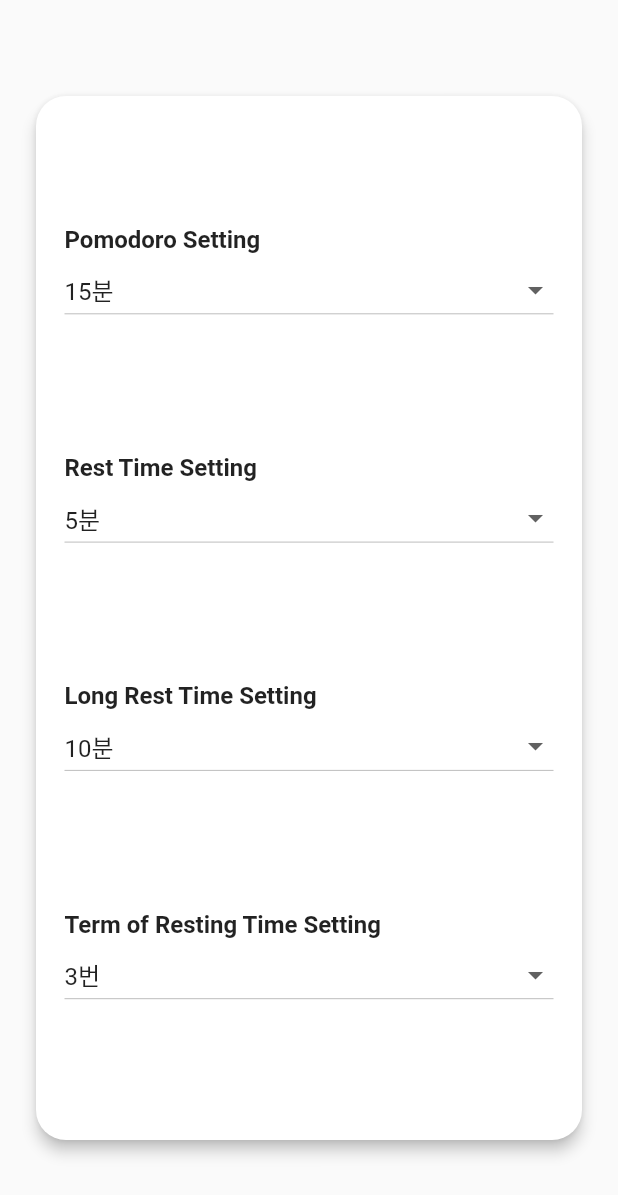
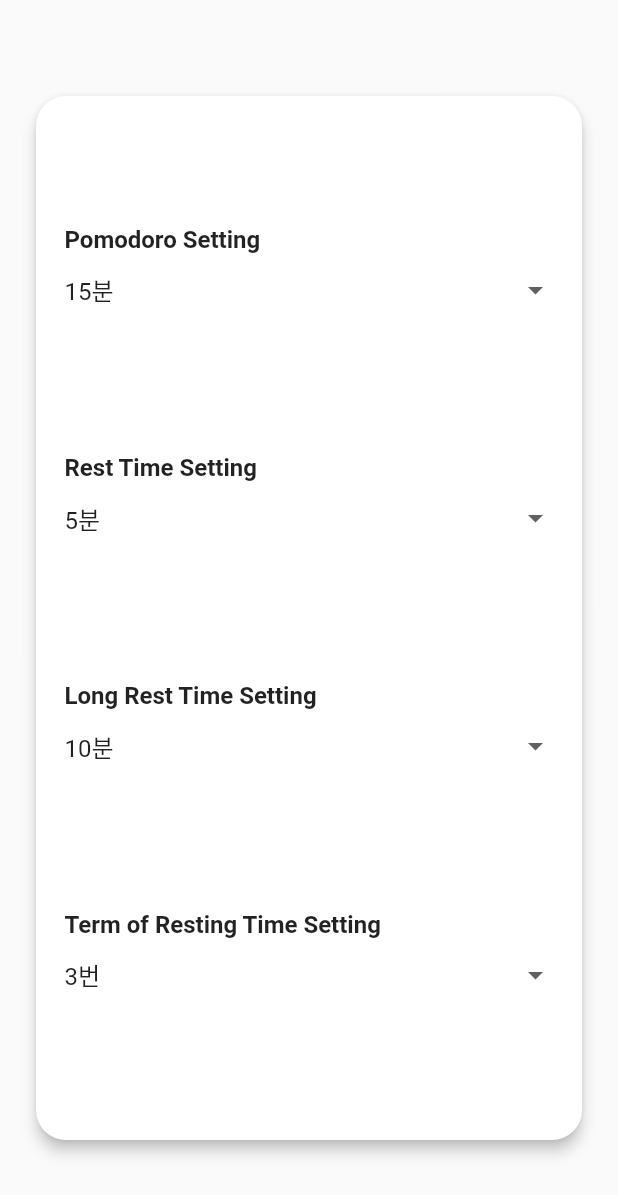
Before and after one commit to Yummy-sk/Take-a-note, a Flutter app: the SettingView screen opened directly, on a phone screen of 412 x 824 dp. Shown: the top 1195 px of the screen. Run offline on Flutter 3.47's test engine with Material 2 defaults, Android fonts, the phone set to English and light mode, and no system bars; our stand-ins replace percent_indicator, syncfusion_flutter_calendar.

Commit message:
Take A Note

```diff
--- a/lib/settings/setting_view.dart
+++ b/lib/settings/setting_view.dart
@@ -1,9 +1,5 @@
 import 'package:flutter/cupertino.dart';
 import 'package:flutter/material.dart';
-import 'package:take_a_note_project/settings/pomodoroTimeSetting.dart';
-import 'package:take_a_note_project/settings/restTimeSetting.dart';
-import 'package:take_a_note_project/settings/longRestTimeSetting.dart';
-import 'package:take_a_note_project/settings/termOfRestingTime.dart';
 
 class SettingView extends StatefulWidget {
   @override
@@ -11,11 +7,10 @@ class SettingView extends StatefulWidget {
 }
 
 class _SettingViewState extends State<SettingView> {
-  var _pomodoro = PomodoroTimeSetting();
-  var _restTime = RestTimeSetting();
-  var _longRestTime = LongRestTimeSetting();
-  var _termOfRestingTime = TermOfRestingTime();
-
+  var _pomodoroSetting = Setting("Pomodoro Setting", "15분", [ "15분", "30분", "60분", "90분", "120분" ]);
+  var _restTimeSetting = Setting("Rest Time Setting", "5분", [ "5분", "10분", "15분", "20분", "25분" ]);
+  var _longRestTimeSetting = Setting("Long Rest Time Setting", "10분", [ "10분", "15분", "20분", "25분", "30분" ]);
+  var _termOfRestingTimeSetting = Setting("Term of Resting Time Setting", "3번", [ "3번", "4번", "5번", "6번", "7번" ]);
   @override
   Widget build(BuildContext context) {
     return Scaffold(
@@ -42,23 +37,24 @@ class _SettingViewState extends State<SettingView> {
       child: Column(
         mainAxisAlignment: MainAxisAlignment.spaceEvenly,
         children: <Widget>[
-          _settingTiles(_pomodoro.settingType, _pomodoro.selectedValue, _pomodoro.settingValues),
-          _settingTiles(_restTime.settingType, _restTime.selectedValue, _restTime.settingValues),
-          _settingTiles(_longRestTime.settingType, _longRestTime.selectedValue, _longRestTime.settingValues),
-          _settingTiles(_termOfRestingTime.settingType, _termOfRestingTime.selectedValue, _termOfRestingTime.settingValues )
+          _settingTiles(_pomodoroSetting),
+          _settingTiles(_restTimeSetting),
+          _settingTiles(_longRestTimeSetting),
+          _settingTiles(_termOfRestingTimeSetting)
         ],
       ),
     );
   }
-  Widget _settingTiles(String settingType, String selectedValue, List settingValues ){
+  Widget _settingTiles(Setting setting){
     return ListTile(
-      title: Text(settingType, style: TextStyle(fontWeight: FontWeight.bold)),
-      subtitle: DropdownButton(
+      title: Text(setting.settingType, style: TextStyle(fontWeight: FontWeight.bold)),
+      subtitle: DropdownButtonHideUnderline(
+        child: DropdownButton(
           elevation: 10,
           autofocus: true,
           isExpanded: true,
-        value: selectedValue,
-        items: settingValues.map((value) {
+          value: setting.selectedValue,
+          items: setting.settingValues.map((value) {
             return DropdownMenuItem(
               value: value,
               child: Text(value),
@@ -67,11 +63,22 @@ class _SettingViewState extends State<SettingView> {
           ).toList(),
           onChanged: (value) {
             setState(() {
-            selectedValue = value;
-            print(selectedValue);
+              setting.selectedValue = value;
+              print(setting.selectedValue);
             });
           },
+        ),
       ),
     );
   }
 }
+class Setting {
+  String settingType;
+  String selectedValue;
+  List settingValues;
+  Setting(String settingType, String selectedValue, List settingValues){
+    this.settingType = settingType;
+    this.selectedValue = selectedValue;
+    this.settingValues = settingValues;
+  }
+}
```
Also changed, not shown: lib/settings/longRestTimeSetting.dart (deleted, +0 -12 lines), lib/settings/pomodoroTimeSetting.dart (deleted, +0 -12 lines), lib/settings/restTimeSetting.dart (deleted, +0 -12 lines), lib/settings/termOfRestingTime.dart (deleted, +0 -12 lines). Lines whose indentation alone changed are shown as unchanged.
